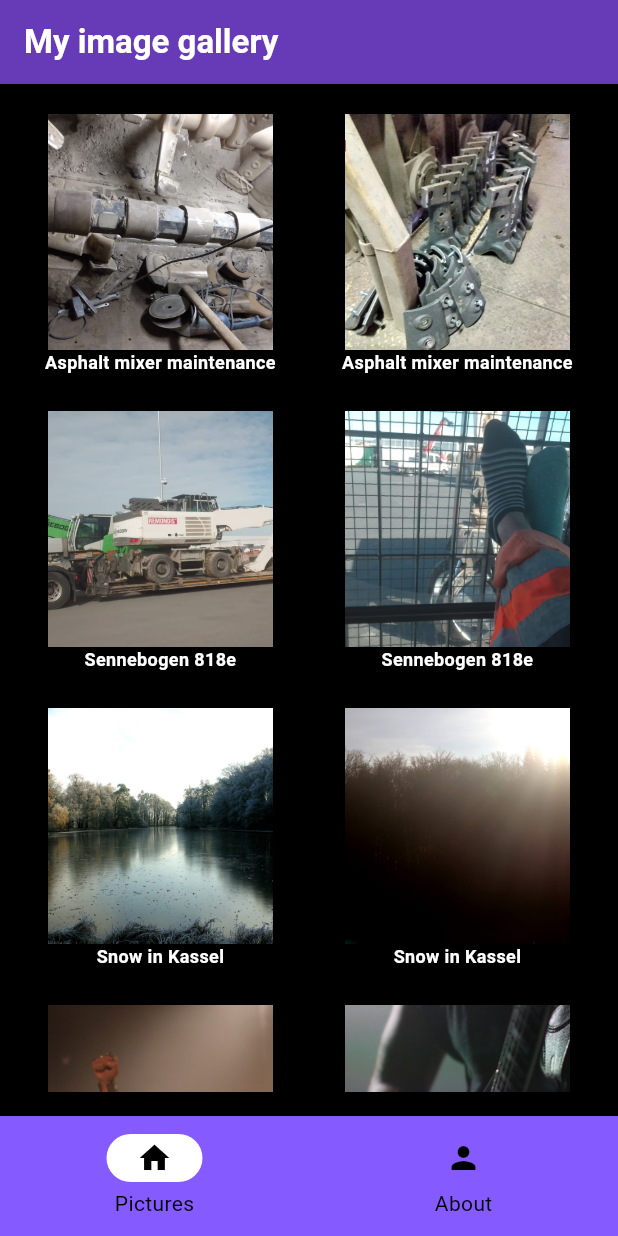
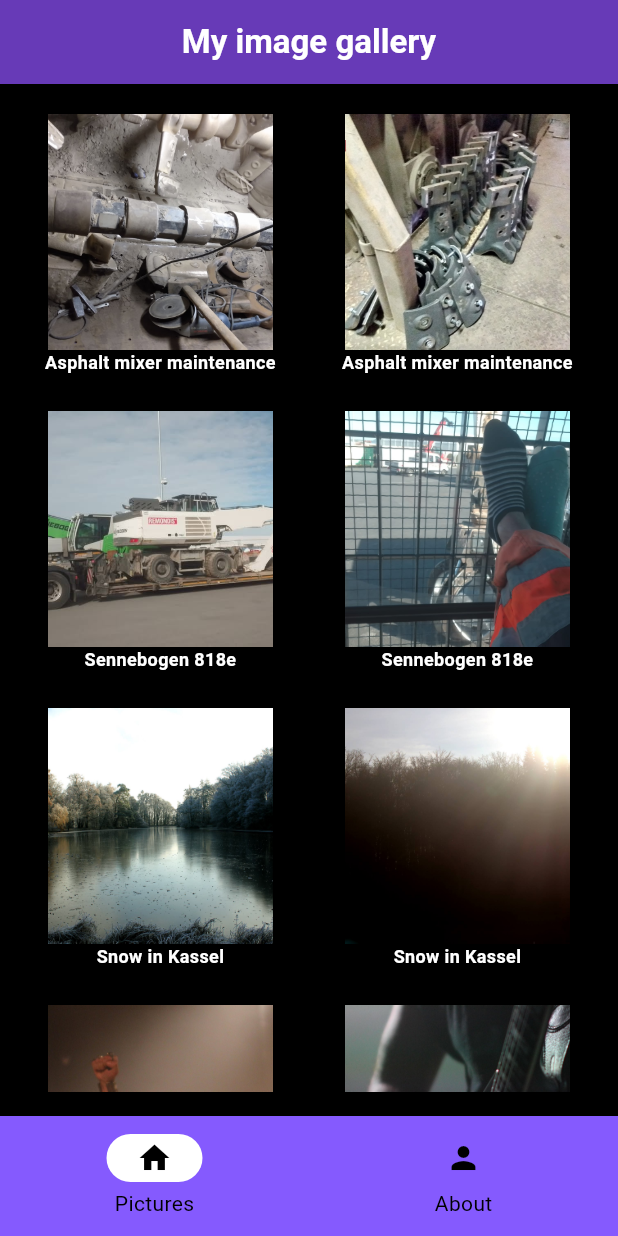
Before and after one commit to Gracelium64/image_galerie, a Flutter app: the screen it shows after launch, on a phone screen of 412 x 824 dp. Run offline on Flutter 3.47's test engine with Material 3 defaults, Android fonts, the phone set to English and light mode, and no system bars.

Commit message:
appbar title center alignment for android

```diff
--- a/lib/main_screen.dart
+++ b/lib/main_screen.dart
@@ -23,12 +23,15 @@ class _MainScreenState extends State<MainScreen> {
       backgroundColor: Colors.black,
       appBar: AppBar(
         backgroundColor: Colors.deepPurple,
-        title: Text('My image gallery',
-        style: TextStyle(
-          color: Colors.white,
-          fontWeight: FontWeight.bold,
-              ),
-             ),
+        title: Align(
+          alignment: Alignment.center,
+          child: Text('My image gallery',
+          style: TextStyle(
+            color: Colors.white,
+            fontWeight: FontWeight.bold,
+                ),
+               ),
+        ),
             ),
       body: Padding(
         padding: EdgeInsets.all(16),
```
